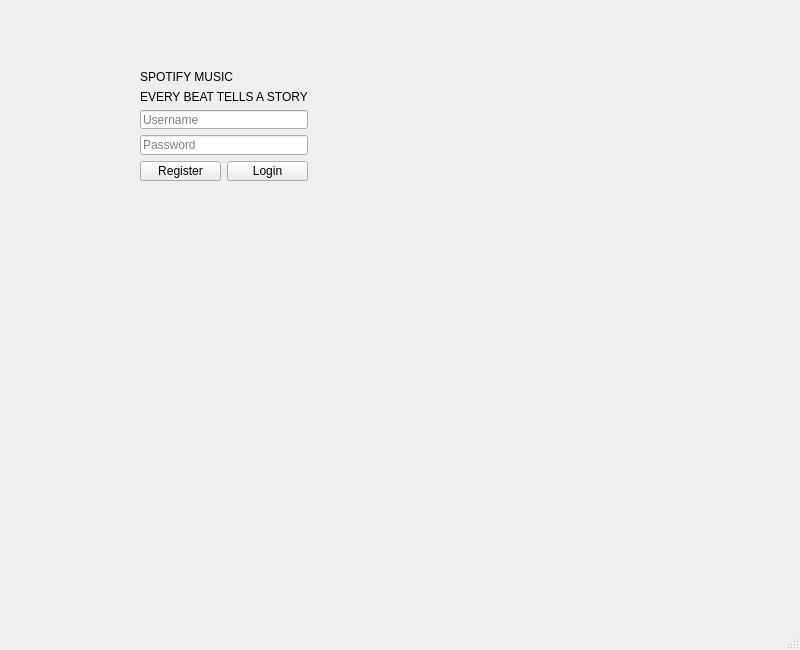
The window that Source/mainwindow.ui (nahal-miri/Spotify) describes before a commit, drawn with Qt 5.
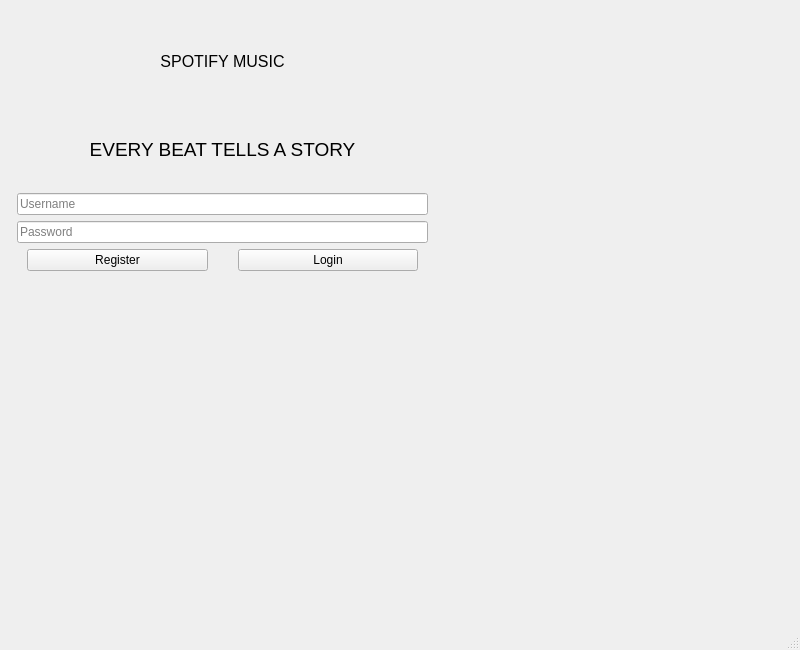
The same window after the commit.

```diff
--- a/Source/mainwindow.ui
+++ b/Source/mainwindow.ui
@@ -29,24 +29,24 @@
    <widget class="QWidget" name="layoutWidget">
     <property name="geometry">
      <rect>
-      <x>140</x>
-      <y>70</y>
-      <width>168</width>
-      <height>111</height>
+      <x>17</x>
+      <y>30</y>
+      <width>411</width>
+      <height>241</height>
      </rect>
     </property>
     <layout class="QVBoxLayout" name="verticalLayout">
      <item>
       <widget class="QLabel" name="label">
        <property name="text">
-        <string>SPOTIFY MUSIC</string>
+        <string>&lt;html&gt;&lt;head/&gt;&lt;body&gt;&lt;p align=&quot;center&quot;&gt;&lt;span style=&quot; font-size:18pt; vertical-align:super;&quot;&gt;SPOTIFY MUSIC&lt;/span&gt;&lt;/p&gt;&lt;/body&gt;&lt;/html&gt;</string>
        </property>
       </widget>
      </item>
      <item>
       <widget class="QLabel" name="label_2">
        <property name="text">
-        <string>&lt;html&gt;&lt;head/&gt;&lt;body&gt;&lt;p&gt;EVERY BEAT TELLS A STORY&lt;/p&gt;&lt;/body&gt;&lt;/html&gt;</string>
+        <string>&lt;html&gt;&lt;head/&gt;&lt;body&gt;&lt;p align=&quot;center&quot;&gt;&lt;span style=&quot; font-size:14pt;&quot;&gt;EVERY BEAT TELLS A STORY&lt;/span&gt;&lt;/p&gt;&lt;/body&gt;&lt;/html&gt;</string>
        </property>
       </widget>
      </item>
@@ -72,6 +72,15 @@
      </item>
      <item>
       <layout class="QHBoxLayout" name="horizontalLayout">
+       <property name="spacing">
+        <number>30</number>
+       </property>
+       <property name="leftMargin">
+        <number>10</number>
+       </property>
+       <property name="rightMargin">
+        <number>10</number>
+       </property>
        <item>
         <widget class="QPushButton" name="registerButton">
          <property name="text">
```
